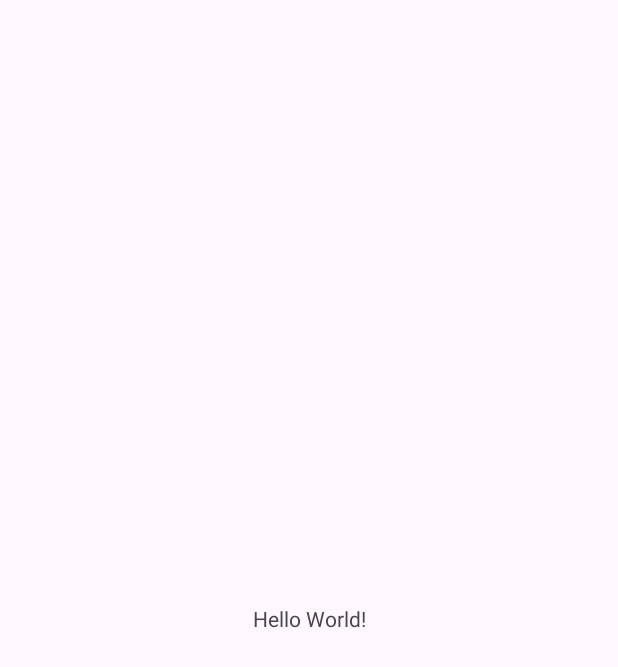
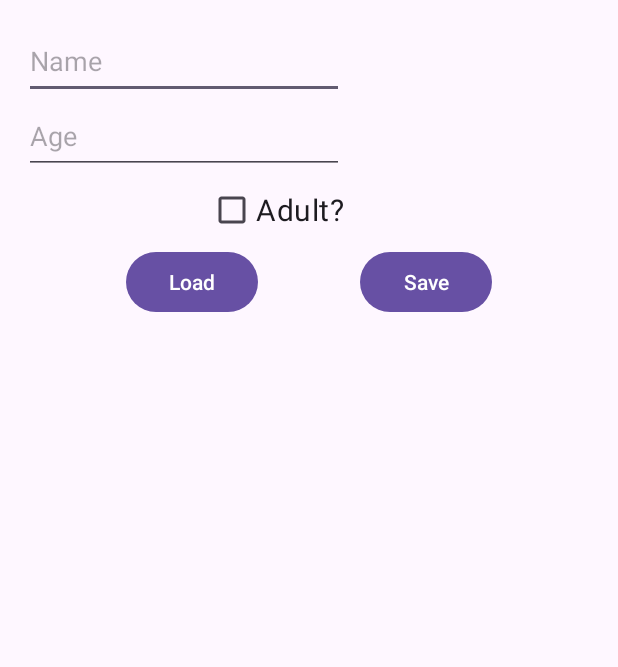
Before and after one commit to fatiq123/SharedPreferences, an Android app: the screen it shows after launch (MainActivity), on a phone screen of 412 x 824 dp. Before the commit the part shown is almost empty. Shown: the top 667 px of the screen. Run offline under Robolectric (Android 15) with nearby library versions, the phone set to English and light mode, and no system bars.

Commit message:
done shared preferences

```diff
--- a/app/src/main/java/com/example/sharedpreferences/MainActivity.kt
+++ b/app/src/main/java/com/example/sharedpreferences/MainActivity.kt
@@ -2,10 +2,57 @@ package com.example.sharedpreferences
 
 import androidx.appcompat.app.AppCompatActivity
 import android.os.Bundle
+import android.widget.Button
+import android.widget.CheckBox
+import android.widget.EditText
 
 class MainActivity : AppCompatActivity() {
+
+    private lateinit var enterName: EditText
+    private lateinit var enterAge: EditText
+    private lateinit var checkAdult: CheckBox
+    private lateinit var load: Button
+    private lateinit var save: Button
+
     override fun onCreate(savedInstanceState: Bundle?) {
         super.onCreate(savedInstanceState)
         setContentView(R.layout.activity_main)
+
+
+        enterName = findViewById(R.id.etName)
+        enterAge = findViewById(R.id.etAge)
+        checkAdult = findViewById(R.id.cbAdult)
+        load = findViewById(R.id.btnLoad)
+        save = findViewById(R.id.btnSave)
+
+
+
+        val sharedPref = getSharedPreferences("myPref", MODE_PRIVATE)
+        val editor = sharedPref.edit()
+
+        save.setOnClickListener {
+            val name = enterName.text.toString()
+            val age = enterAge.text.toString().toInt()
+            val adult = checkAdult.isChecked
+            editor.apply {
+                putString("name", name)
+                putString("age", age.toString())
+                putString("adult", adult.toString())
+                apply()         // puts the data asynchronously
+//                commit()  put the data synchronously and blocks the main thread and UI
+            }
+        }
+
+        load.setOnClickListener {
+            val name = sharedPref.getString("name",null)
+            val age = sharedPref.getString("age", 0.toString())
+            val isAdult = sharedPref.getString("adult",null)
+
+            enterName.setText(name)
+            enterAge.setText(age)
+            checkAdult.text = isAdult
+
+        }
+
     }
 }
--- a/app/src/main/res/layout/activity_main.xml
+++ b/app/src/main/res/layout/activity_main.xml
@@ -4,15 +4,56 @@
     xmlns:tools="http://schemas.android.com/tools"
     android:layout_width="match_parent"
     android:layout_height="match_parent"
+    android:padding="16dp"
     tools:context=".MainActivity">
 
-    <TextView
+
+    <EditText
+        android:id="@+id/etName"
         android:layout_width="wrap_content"
-        android:layout_height="wrap_content"
-        android:text="Hello World!"
-        app:layout_constraintBottom_toBottomOf="parent"
-        app:layout_constraintEnd_toEndOf="parent"
+        android:layout_height="50dp"
+        android:ems="10"
+        android:inputType="text"
+        android:hint="Name"
         app:layout_constraintStart_toStartOf="parent"
         app:layout_constraintTop_toTopOf="parent" />
 
+    <EditText
+        android:id="@+id/etAge"
+        android:layout_width="wrap_content"
+        android:layout_height="50dp"
+        android:ems="10"
+        android:inputType="text"
+        android:hint="Age"
+        app:layout_constraintStart_toStartOf="parent"
+        app:layout_constraintTop_toBottomOf="@+id/etName" />
+
+    <CheckBox
+        android:id="@+id/cbAdult"
+        android:layout_width="wrap_content"
+        android:layout_height="wrap_content"
+        android:text="Adult?"
+        android:textSize="20sp"
+        app:layout_constraintEnd_toEndOf="@+id/etAge"
+        app:layout_constraintTop_toBottomOf="@+id/etAge" />
+
+    <Button
+        android:id="@+id/btnLoad"
+        android:layout_width="wrap_content"
+        android:layout_height="wrap_content"
+        android:text="Load"
+        app:layout_constraintEnd_toStartOf="@+id/btnSave"
+        app:layout_constraintHorizontal_bias="0.5"
+        app:layout_constraintStart_toStartOf="parent"
+        app:layout_constraintTop_toBottomOf="@+id/cbAdult" />
+
+    <Button
+        android:id="@+id/btnSave"
+        android:layout_width="wrap_content"
+        android:layout_height="wrap_content"
+        android:text="Save"
+        app:layout_constraintEnd_toEndOf="parent"
+        app:layout_constraintHorizontal_bias="0.5"
+        app:layout_constraintStart_toEndOf="@+id/btnLoad"
+        app:layout_constraintTop_toBottomOf="@+id/cbAdult" />
 </androidx.constraintlayout.widget.ConstraintLayout>
```
